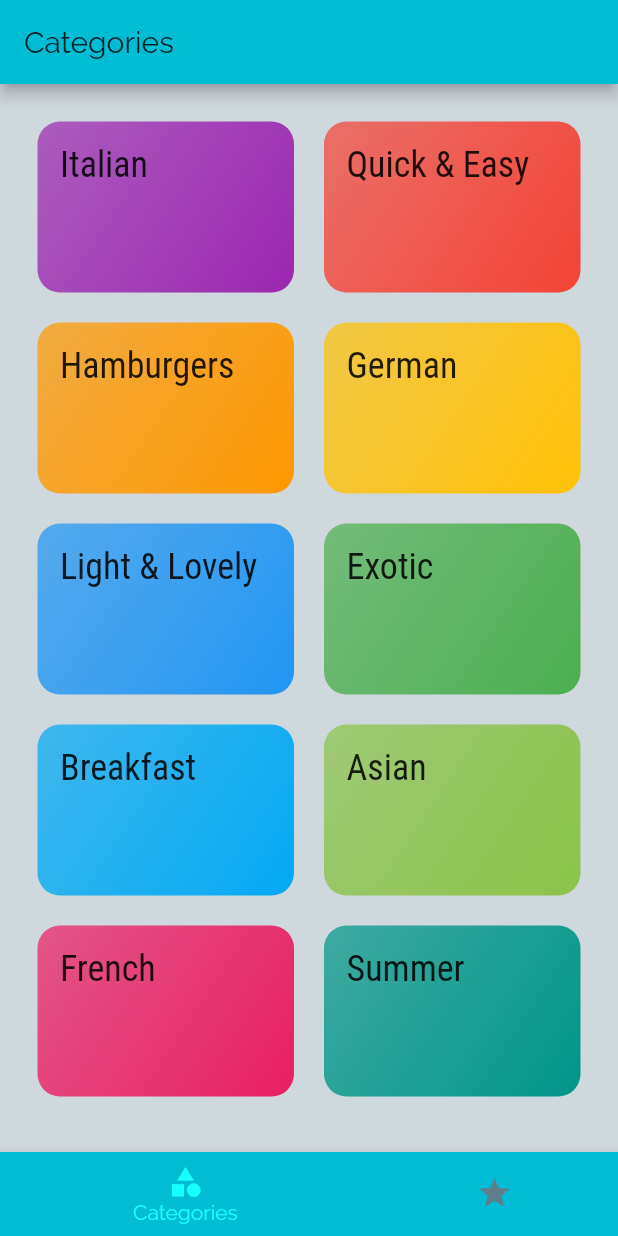
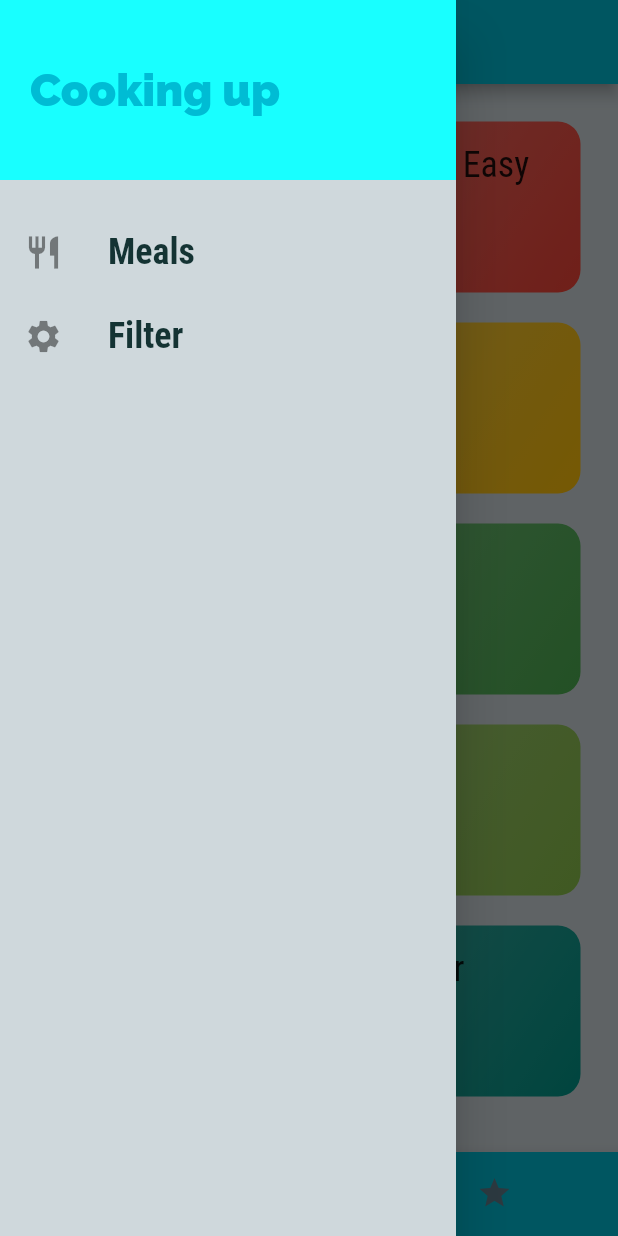
Before and after one commit to adrianbadarau/flutter-meals-app, a Flutter app: the screen it shows after launch, with the side drawer open (before the commit the screen has no drawer), on a phone screen of 412 x 824 dp. Run offline on Flutter 3.47's test engine with Material 2 defaults, Android fonts, the phone set to English and light mode, and no system bars.

Commit message:
added a drawer for navigation

```diff
--- a/lib/main.dart
+++ b/lib/main.dart
@@ -1,6 +1,7 @@
 import 'package:flutter/material.dart';
 import 'package:meals_app/pages/categories.dart';
 import 'package:meals_app/pages/category_meals.dart';
+import 'package:meals_app/pages/favorites.dart';
 import 'package:meals_app/pages/meal_detail.dart';
 import 'package:meals_app/pages/tabs.dart';
 
@@ -28,7 +29,8 @@ class MyApp extends StatelessWidget {
       routes: {
         Categories.routeName: (ctx) => Tabs(),
         CategoryMeals.routeName: (cxt) => CategoryMeals(),
-        MealDetail.routeName: (context) => MealDetail()
+        MealDetail.routeName: (context) => MealDetail(),
+        Favorites.routeName: (context) => Favorites(),
       },
       onGenerateRoute: (settings){
         return MaterialPageRoute(
--- a/lib/pages/favorites.dart
+++ b/lib/pages/favorites.dart
@@ -1,6 +1,8 @@
 import 'package:flutter/material.dart';
 
 class Favorites extends StatelessWidget {
+  static const routeName = '/favorites';
+
   @override
   Widget build(BuildContext context) {
     return Container(
--- a/lib/pages/tabs.dart
+++ b/lib/pages/tabs.dart
@@ -1,6 +1,7 @@
 import 'package:flutter/material.dart';
 import 'package:meals_app/pages/categories.dart';
 import 'package:meals_app/pages/favorites.dart';
+import 'package:meals_app/widgets/main_drawer.dart';
 
 class Tabs extends StatefulWidget {
   Tabs({Key key}) : super(key: key);
@@ -28,6 +29,7 @@ class _TabsState extends State<Tabs> {
       appBar: AppBar(
         title: Text(_pages[_selectedPageIndex]['title']),
       ),
+      drawer: MainDrawer(),
       body: _pages[_selectedPageIndex]['page'],
       bottomNavigationBar: BottomNavigationBar(
         onTap: _selectPage,
--- /dev/null
+++ b/lib/widgets/main_drawer.dart
@@ -0,0 +1,62 @@
+import 'package:flutter/material.dart';
+import 'package:meals_app/models/category.dart';
+import 'package:meals_app/pages/categories.dart';
+import 'package:meals_app/pages/category_meals.dart';
+import 'package:meals_app/pages/favorites.dart';
+
+class MainDrawer extends StatelessWidget {
+  @override
+  Widget build(BuildContext context) {
+    return Drawer(
+      child: Column(
+        children: [
+          Container(
+            height: 120,
+            width: double.infinity,
+            padding: EdgeInsets.all(20),
+            alignment: Alignment.centerLeft,
+            color: Theme.of(context).accentColor,
+            child: Text(
+              'Cooking up',
+              style: TextStyle(
+                  fontWeight: FontWeight.w900, fontSize: 30, color: Theme.of(context).primaryColor),
+            ),
+          ),
+          SizedBox(height: 20),
+          buildNavigationMenuItem(
+              context: context,
+              icon: Icons.restaurant,
+              routeName: Categories.routeName,
+              title: 'Meals'),
+          buildNavigationMenuItem(
+            context: context,
+            icon: Icons.settings,
+            routeName: Favorites.routeName,
+            title: 'Filter'
+          )
+        ],
+      ),
+    );
+  }
+
+  ListTile buildNavigationMenuItem(
+      {BuildContext context, IconData icon, String routeName, String title}) {
+    return ListTile(
+      leading: Icon(
+        icon,
+        size: 26,
+      ),
+      title: Text(
+        title,
+        style: TextStyle(
+          fontSize: 24,
+          fontFamily: 'RobotoCondensed',
+          fontWeight: FontWeight.bold,
+        ),
+      ),
+      onTap: () {
+        Navigator.of(context).pushNamed(routeName);
+      },
+    );
+  }
+}
```
